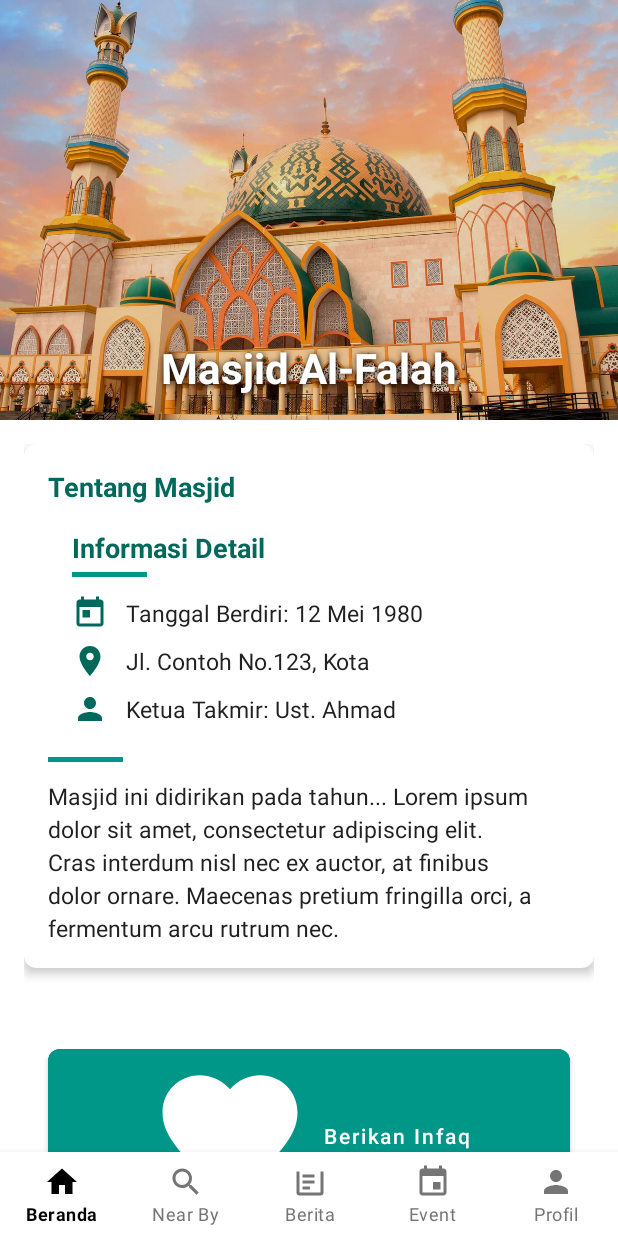
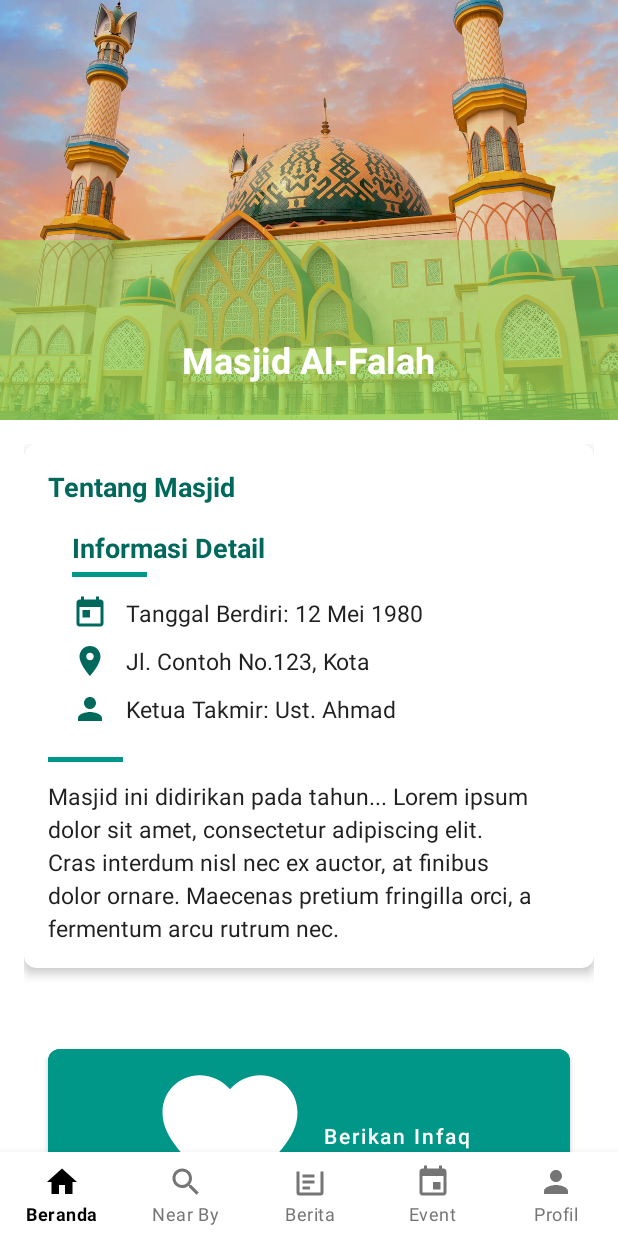
Before and after one commit to taqicz/masjidapp, an Android app: the layout activity_profil_masjid.xml on its own in the app's theme, with its tools: preview values and no code run, on a phone screen of 412 x 824 dp. Run offline under Robolectric (Android 15) with nearby library versions, the phone set to English and light mode, and no system bars.

Commit message:
Fitur upload gambar masjid dan perbaikan minor

```diff
--- a/app/build.gradle.kts
+++ b/app/build.gradle.kts
@@ -67,4 +67,6 @@ dependencies {
     //bumptech
     implementation ("com.loopj.android:android-async-http:1.4.9")
     implementation ("com.github.bumptech.glide:glide:4.12.0")
+
+    implementation ("com.cloudinary:cloudinary-android:2.4.0")
 }
--- a/app/src/main/AndroidManifest.xml
+++ b/app/src/main/AndroidManifest.xml
@@ -7,6 +7,7 @@
     <uses-permission android:name="android.permission.INTERNET" />
 
     <application
+        android:name=".MyApplication"
         android:allowBackup="true"
         android:dataExtractionRules="@xml/data_extraction_rules"
         android:fullBackupContent="@xml/backup_rules"
@@ -52,6 +53,10 @@
             android:theme="@style/Theme.MaterialComponents.DayNight.NoActionBar"
             android:exported="false" />
         <activity android:name=".ListBukuActivity" />
+        <activity
+            android:name=".profilMasjid"
+
+            android:exported="false" />
     </application>
 
 </manifest>
--- a/app/src/main/res/layout/activity_profil_masjid.xml
+++ b/app/src/main/res/layout/activity_profil_masjid.xml
@@ -14,18 +14,20 @@
         android:id="@+id/appBarLayout"
         android:layout_width="match_parent"
         android:layout_height="280dp"
-        android:theme="@style/ThemeOverlay.AppCompat.Dark.ActionBar">
+        android:theme="@style/ThemeOverlay.AppCompat.Dark.ActionBar"
+        android:fitsSystemWindows="true">
 
         <com.google.android.material.appbar.CollapsingToolbarLayout
+            android:id="@+id/collapsing_toolbar"
             android:layout_width="match_parent"
             android:layout_height="match_parent"
-            app:contentScrim="@color/primary"
+            android:fitsSystemWindows="true"
+            app:contentScrim="?attr/colorPrimary"
+            app:layout_scrollFlags="scroll|exitUntilCollapsed|snap"
             app:expandedTitleGravity="center_horizontal|bottom"
             app:expandedTitleMarginBottom="16dp"
-            app:expandedTitleTextAppearance="@style/TextAppearance.AppCompat.Display1"
-            app:layout_scrollFlags="scroll|exitUntilCollapsed|snap">
+            app:expandedTitleTextAppearance="@style/TextAppearance.AppCompat.Display1">
 
-            <!-- Gambar Masjid sebagai background -->
             <ImageView
                 android:id="@+id/imgMasjid"
                 android:layout_width="match_parent"
@@ -34,11 +36,11 @@
                 android:src="@drawable/sample_masjid"
                 app:layout_collapseMode="parallax" />
 
-            <!-- Gradient overlay untuk membuat teks lebih terbaca -->
             <View
                 android:layout_width="match_parent"
-                android:layout_height="80dp"
-                android:layout_gravity="bottom" />
+                android:layout_height="120dp"
+                android:layout_gravity="bottom"
+                android:background="@drawable/gradient_overlay" />
 
             <androidx.appcompat.widget.Toolbar
                 android:id="@+id/toolbar"
@@ -47,24 +49,19 @@
                 app:layout_collapseMode="pin"
                 app:popupTheme="@style/ThemeOverlay.AppCompat.Light" />
 
-            <!-- Nama Masjid -->
             <TextView
                 android:id="@+id/tvNamaMasjid"
-                android:layout_width="match_parent"
+                android:layout_width="wrap_content"
                 android:layout_height="wrap_content"
-                android:layout_gravity="bottom"
-                android:gravity="center"
-                android:padding="16dp"
+                android:layout_gravity="bottom|center_horizontal"
+                android:layout_marginBottom="24dp"
                 android:text="Masjid Al-Falah"
                 android:textColor="@android:color/white"
-                android:textSize="28sp"
-                android:textStyle="bold"
-                android:shadowColor="@android:color/black"
-                android:shadowRadius="5"
-                android:shadowDx="1"
-                android:shadowDy="1" />
+                android:textSize="24sp"
+                android:textStyle="bold" />
 
         </com.google.android.material.appbar.CollapsingToolbarLayout>
+
     </com.google.android.material.appbar.AppBarLayout>
 
     <!-- Content menggunakan NestedScrollView -->
--- a/app/src/main/res/layout/fragment_home.xml
+++ b/app/src/main/res/layout/fragment_home.xml
@@ -185,6 +185,7 @@
                     android:layout_height="wrap_content"
                     android:text="Lihat lainnya"
                     android:textColor="@color/accent"
+                    android:paddingStart="10dp"
                     android:textStyle="bold" />
             </LinearLayout>
 
--- a/app/src/main/res/layout/fragment_search.xml
+++ b/app/src/main/res/layout/fragment_search.xml
@@ -57,7 +57,7 @@
         <Button
             android:id="@+id/btn_back"
             android:layout_width="match_parent"
-            android:layout_height="wrap_content"
+            android:layout_height="100dp"
             android:backgroundTint="@color/primary"
             android:text="Kembali" />
     </LinearLayout>
--- a/app/src/main/res/layout/item_mosque.xml
+++ b/app/src/main/res/layout/item_mosque.xml
@@ -19,7 +19,7 @@
             android:layout_height="80dp"
             android:contentDescription="Mosque Image"
             android:scaleType="centerCrop"
-            android:src="@drawable/sample_masjid" />
+             />
 
         <LinearLayout
             android:layout_width="0dp"
```
Also changed, not shown: app/src/main/java/com/example/masjidapp/MosqueAdapter.java (+9 -5 lines), app/src/main/java/com/example/masjidapp/MosqueModel.java (+13 -0 lines), app/src/main/java/com/example/masjidapp/MyApplication.java (added, +22 -0 lines), app/src/main/java/com/example/masjidapp/SearchFragment.java (+154 -38 lines), app/src/main/res/layout/activity_main.xml (+4 -4 lines).
